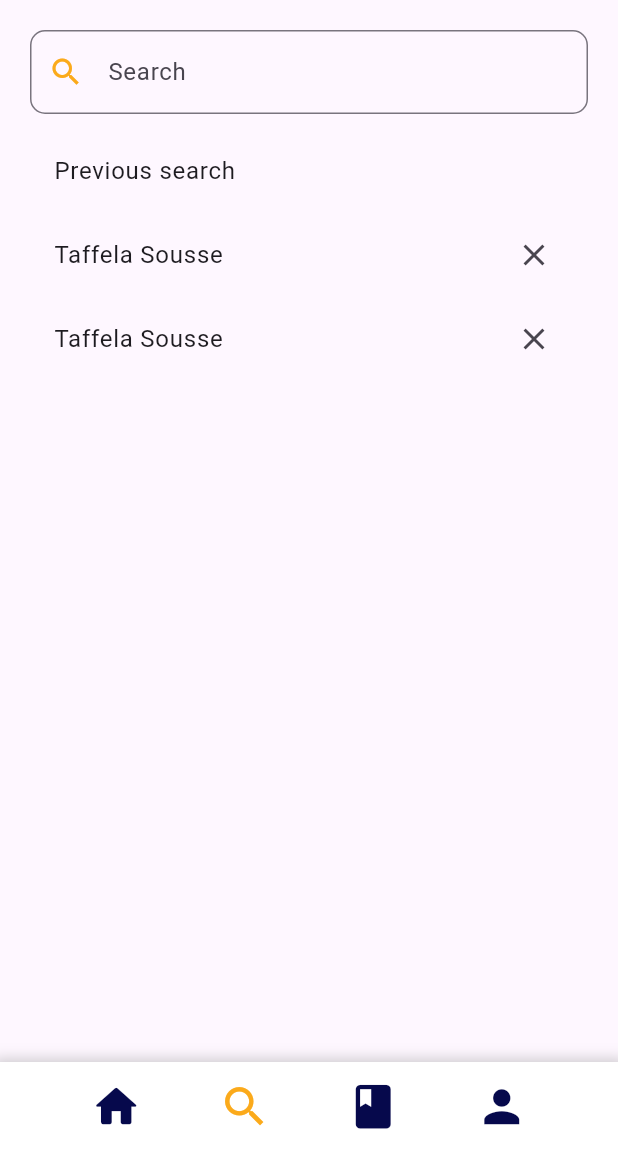
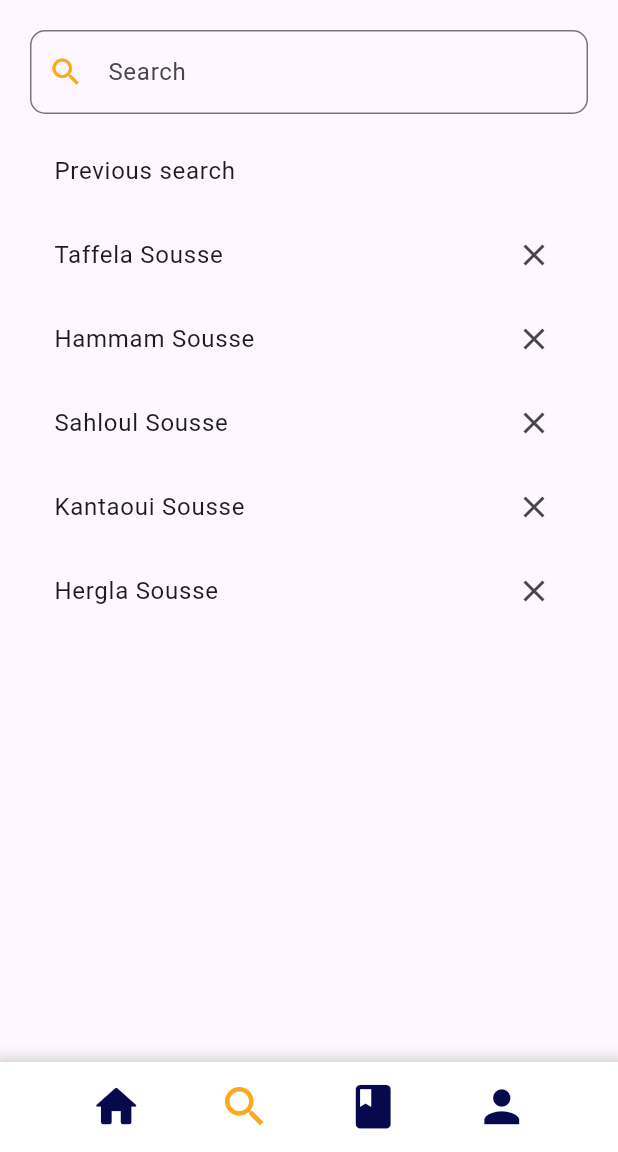
Before and after one commit to maryem-juini/Project-Charging-Electric-Cars, a Flutter app: the screen it shows after launch, item 2 of the bottom bar chosen, on a phone screen of 412 x 824 dp, the part 84-1236 px from its top. Run offline on Flutter 3.47's test engine with Material 3 defaults, Android fonts, the light colour scheme and no system bars; our stand-ins replace another_flutter_splash_screen, contained_tab_bar_view; missing offline and left inert: animated_rating_stars, flutter_intl_phone_field.

Commit message:
fixed search history

```diff
--- a/lib/Screens/SearchPage.dart
+++ b/lib/Screens/SearchPage.dart
@@ -10,7 +10,7 @@ class SearchPage extends StatefulWidget {
 }
 
 class _SearchPageState extends State<SearchPage> {
-  List<String> previousSearches = ['Taffela Sousse', 'Taffela Sousse'];
+  List<String> previousSearches = ['Taffela Sousse', 'Hammam Sousse','Sahloul Sousse','Kantaoui Sousse','Hergla Sousse'];
 
   @override
   Widget build(BuildContext context) {
@@ -58,7 +58,7 @@ class _SearchPageState extends State<SearchPage> {
                           if (direction == DismissDirection.startToEnd) {
                             previousSearches.removeAt(index);
                           } else {
-                            previousSearches.removeAt(index-1);
+                            previousSearches.removeAt(index);
                           }
                         });
                         ScaffoldMessenger.of(context).showSnackBar(
--- a/lib/main.dart
+++ b/lib/main.dart
@@ -1,5 +1,4 @@
 import 'package:flutter/material.dart';
-import 'package:project/Screens/MyBooking.dart';
 import 'package:project/Screens/SearchPage.dart';
 
 void main() {
@@ -13,7 +12,7 @@ class MyApp extends StatelessWidget {
   Widget build(BuildContext context) {
     return MaterialApp(
       debugShowCheckedModeBanner: false,
-      home: BookingPage(),
+      home: SearchPage(),
     );
   }
 }
```
